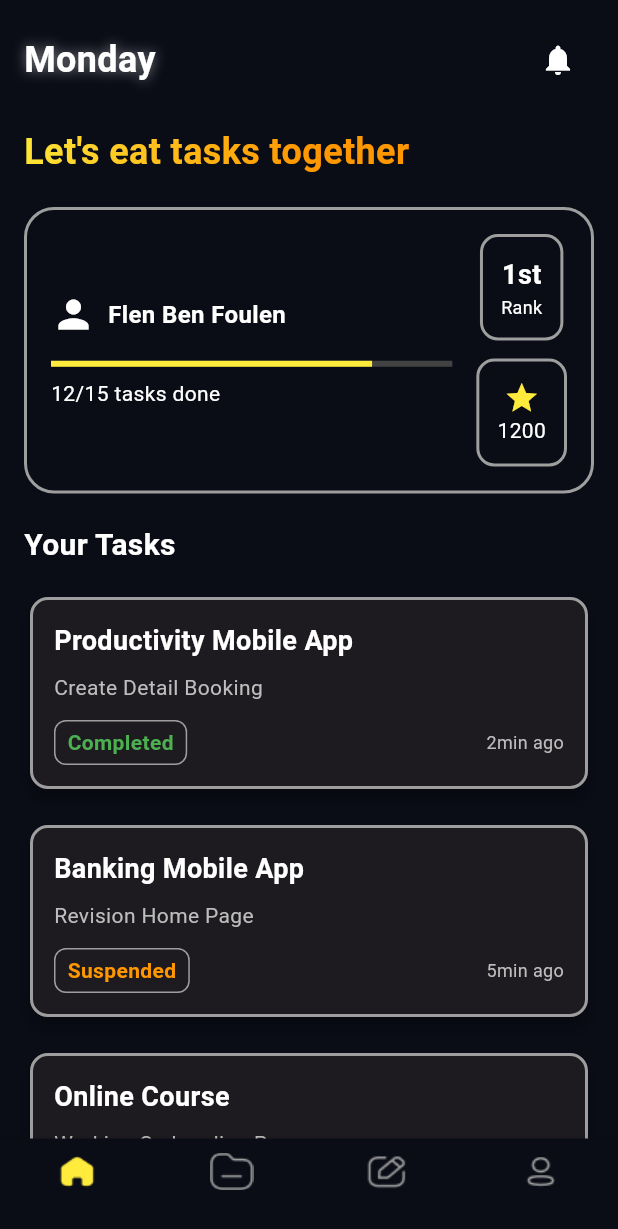
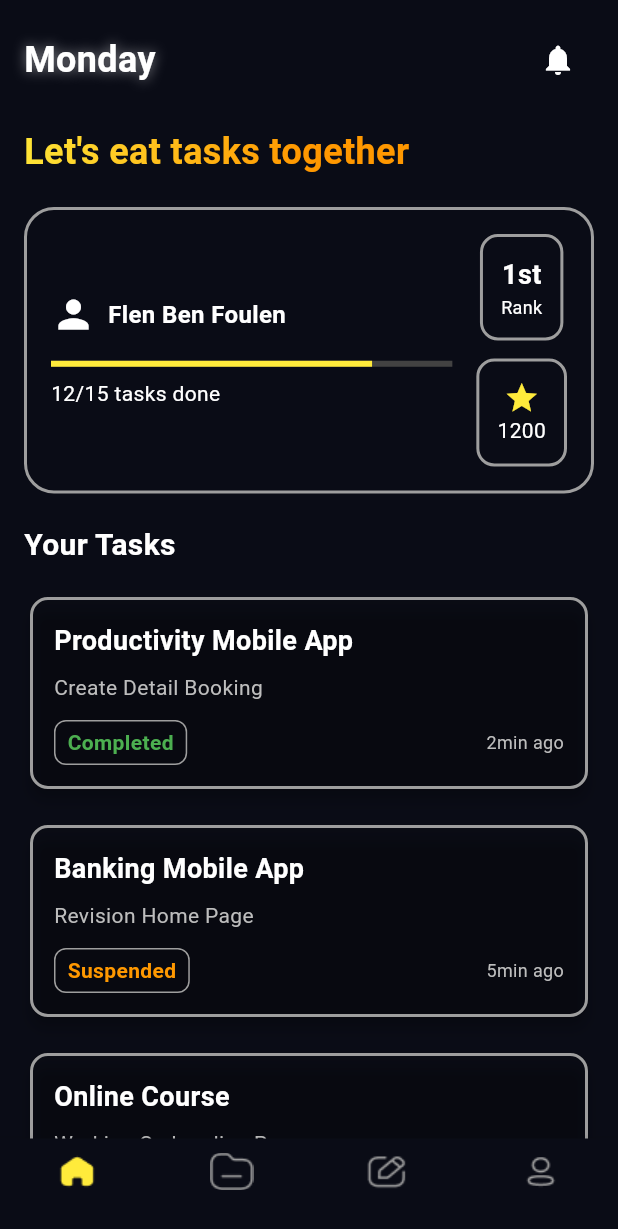
Before and after one commit to Nawrasha/gamytask, a Flutter app: the screen it shows after launch, on a phone screen of 412 x 824 dp. Shown: the top 1229 px of the screen. Run offline on Flutter 3.47's test engine with Material 3 defaults, Android fonts, the phone set to English and light mode, and no system bars; Roboto replaces fonts that are missing (arcade).

Commit message:
new background

```diff
--- a/lib/task_manager_screen.dart
+++ b/lib/task_manager_screen.dart
@@ -21,7 +21,9 @@ class TaskManagerScreen extends StatelessWidget {
   Widget build(BuildContext context) {
     return Scaffold(
       body: Container(
-
+        decoration: BoxDecoration(
+          color: Color(0xFF0A0C16), // Background color: #0A0C16
+        ),
         child: SafeArea(
           child: SingleChildScrollView(
             padding: const EdgeInsets.all(16.0),
@@ -243,10 +245,11 @@ class TaskManagerScreen extends StatelessWidget {
   }) {
     return Card(
       elevation: 4,
+      color: Colors.transparent, // Transparent background
       shape: RoundedRectangleBorder(
         borderRadius: BorderRadius.circular(12),
         side: BorderSide(
-          color: Colors.grey, // Grey border
+          color: Colors.grey, // Grey contour
           width: 2,
         ),
       ),
```
